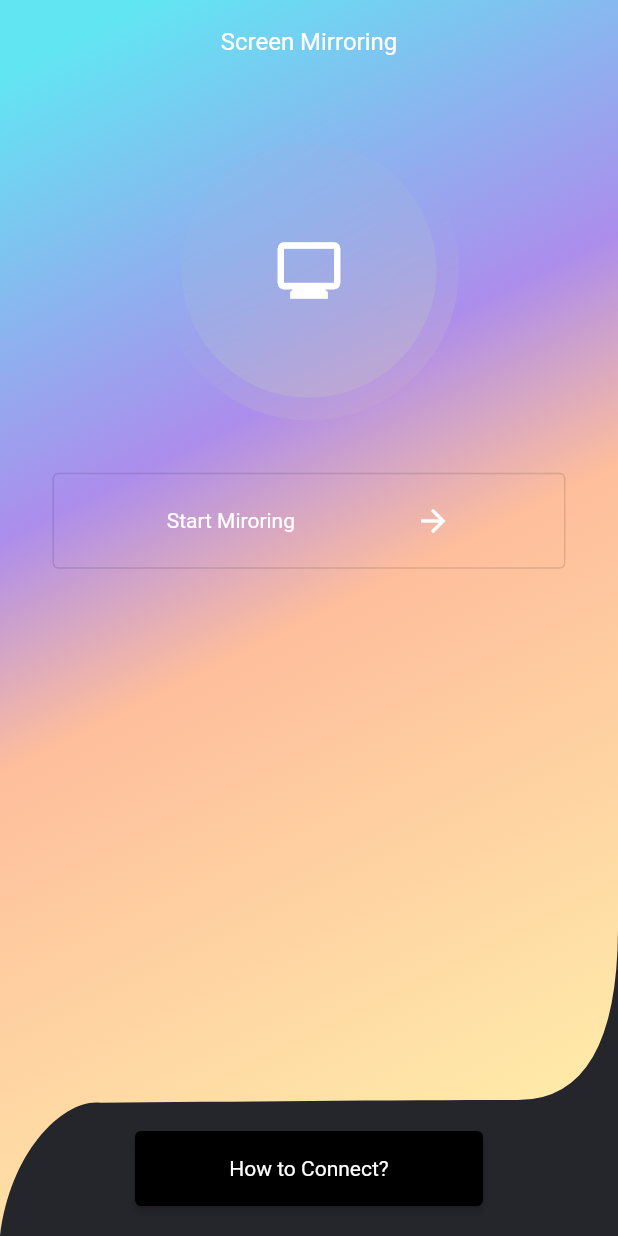
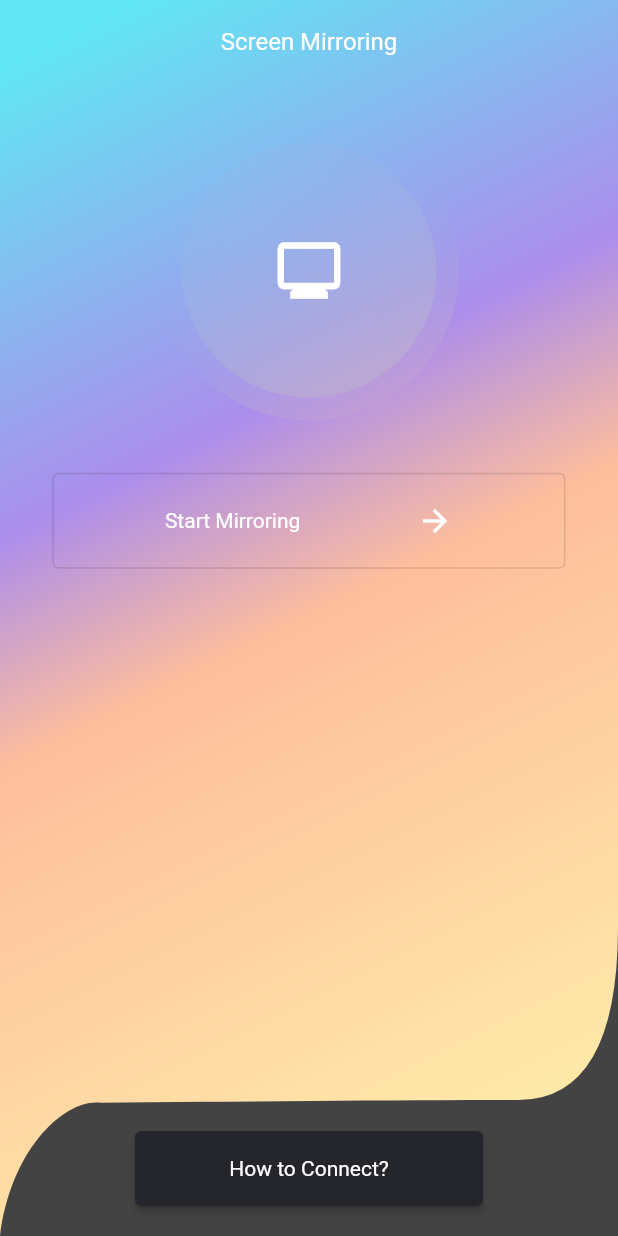
Before and after one commit to abdulrehman202/screen_mirroring, a Flutter app: the screen it shows after launch, on a phone screen of 412 x 824 dp. Run offline on Flutter 3.47's test engine with Material 2 defaults, Android fonts, the light colour scheme and no system bars; our stand-ins replace flutter_custom_clippers.

Commit message:
fonts addedin pubspec.yaml file and UI color changed in first screen

```diff
--- a/lib/ConnectScreen/ConnectScreen.dart
+++ b/lib/ConnectScreen/ConnectScreen.dart
@@ -52,7 +52,7 @@ class _ConnectScreenState extends State<ConnectScreen> {
                 child: Container(
                   width: MediaQuery.of(context).size.width,
                   height: AppSize.s450,
-                  color: ColorManager.black,
+                  color: ColorManager.grey,
                 )),
           ),
           const Positioned(
--- a/lib/resources/Components/HowToConnectButton.dart
+++ b/lib/resources/Components/HowToConnectButton.dart
@@ -14,7 +14,7 @@ class HowToConnectButton extends StatelessWidget {
   Widget build(BuildContext context) {
     return ElevatedButton(
       style: ElevatedButton.styleFrom(
-        backgroundColor: Colors.black,
+        backgroundColor: ColorManager.black,
       ),
       onPressed: () {
         Navigator.pushNamed(context, Routes.howToConnectScreenRoute);
--- a/lib/resources/font_manager.dart
+++ b/lib/resources/font_manager.dart
@@ -8,8 +8,6 @@ class FontWeightManager {
   static const FontWeight light = FontWeight.w300;
   static const FontWeight regular = FontWeight.w400;
   static const FontWeight medium = FontWeight.w500;
-  static const FontWeight semiBold = FontWeight.w600;
-  static const FontWeight bold = FontWeight.w700;
 }
 
 class FontSize {
--- a/lib/resources/strings_manager.dart
+++ b/lib/resources/strings_manager.dart
@@ -1,5 +1,5 @@
 class AppStrings {
   static const String noRouteFound = 'No Route Found';
-  static const String startMirroring = 'Start Miroring';
+  static const String startMirroring = 'Start Mirroring';
   static const String howToConnect = 'How to Connect?';
 }
```
Also changed, not shown: pubspec.yaml (+8 -10 lines).
